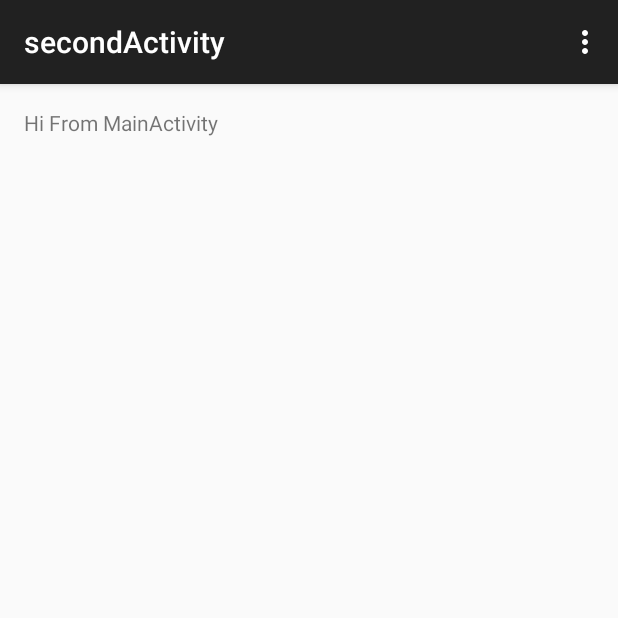
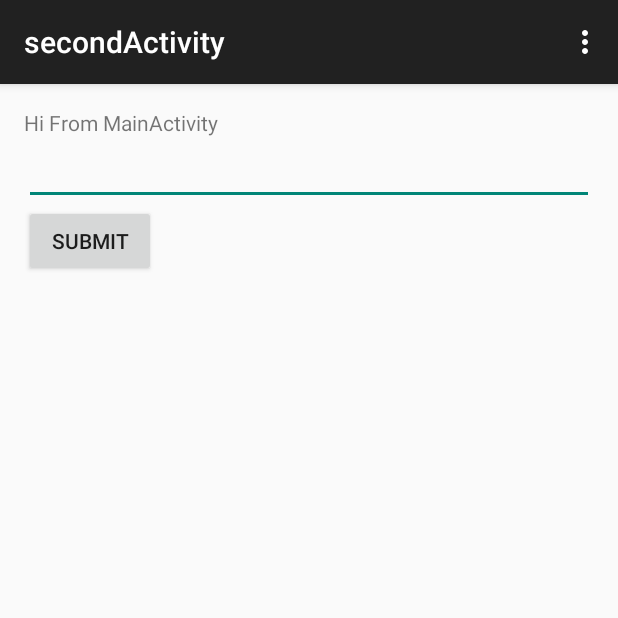
Before and after one commit to VinodAkkepalli/AndroidStudioProjects, an Android app: the screen it shows after launch (secondActivity), after a tap on "CLICKME", on a phone screen of 412 x 824 dp, the top half of it. Run offline under Robolectric (Android 15) with nearby library versions, the phone set to English and light mode, and no system bars.

Commit message:
AppPracticeProject commit

```diff
--- a/AppPractice/app/src/main/java/com/practice/shining/apppractice/MainActivity.java
+++ b/AppPractice/app/src/main/java/com/practice/shining/apppractice/MainActivity.java
@@ -7,16 +7,20 @@ import android.view.Menu;
 import android.view.MenuItem;
 import android.view.View;
 import android.widget.Button;
+import android.widget.TextView;
 
 
 public class MainActivity extends ActionBarActivity {
 
     final int SECOND_ACTIVITY_REQUEST_CODE = 2;
+    TextView text1;
 
     @Override
     protected void onCreate(Bundle savedInstanceState) {
         super.onCreate(savedInstanceState);
         setContentView(R.layout.activity_main);
+
+        text1=(TextView)findViewById(R.id.text1);
 
         Button button1 = (Button) findViewById(R.id.button1);
         button1.setOnClickListener(new View.OnClickListener() {
@@ -24,13 +28,22 @@ public class MainActivity extends ActionBarActivity {
             public void onClick(View v) {
                 Intent intent1 = new Intent(getApplicationContext(),secondActivity.class);
                 intent1.putExtra("mainactivity_message", "Hi From MainActivity");
-                //startActivityForResult(intent1,SECOND_ACTIVITY_REQUEST_CODE, extra1);
-                startActivity(intent1);
+                startActivityForResult(intent1,SECOND_ACTIVITY_REQUEST_CODE);
+                //startActivity(intent1);
             }
         });
 
     }
 
+    @Override
+    protected void onActivityResult(int requestCode, int resultCode, Intent data) {
+        super.onActivityResult(requestCode, resultCode, data);
+
+        if(requestCode == SECOND_ACTIVITY_REQUEST_CODE){
+           text1.setText(data.getStringExtra("TYPED_MESSAGE"));
+        }
+
+    }
 
     @Override
     public boolean onCreateOptionsMenu(Menu menu) {
--- a/AppPractice/app/src/main/java/com/practice/shining/apppractice/secondActivity.java
+++ b/AppPractice/app/src/main/java/com/practice/shining/apppractice/secondActivity.java
@@ -1,10 +1,13 @@
 package com.practice.shining.apppractice;
 
 import android.content.Intent;
+import android.os.Bundle;
 import android.support.v7.app.ActionBarActivity;
-import android.os.Bundle;
 import android.view.Menu;
 import android.view.MenuItem;
+import android.view.View;
+import android.widget.Button;
+import android.widget.EditText;
 import android.widget.TextView;
 
 
@@ -15,10 +18,20 @@ public class secondActivity extends ActionBarActivity {
         super.onCreate(savedInstanceState);
         setContentView(R.layout.activity_second);
 
+        TextView textView = (TextView) findViewById(R.id.text1);
+        textView.setText((CharSequence) getIntent().getStringExtra("mainactivity_message"));
 
-
-        TextView textView = (TextView) findViewById(R.id.text1);
-        textView.setText((CharSequence) getIntent().getSerializableExtra("mainactivity_message"));
+        Button submit = (Button)findViewById(R.id.submit);
+        submit.setOnClickListener(new View.OnClickListener() {
+            @Override
+            public void onClick(View v) {
+                Intent intent = new Intent();
+                intent.putExtra("TYPED_MESSAGE",((EditText)findViewById(R.id.edittext1)).getText().toString());
+                int SECOND_ACTIVITY_REQUEST_CODE = 2 ;
+                setResult(SECOND_ACTIVITY_REQUEST_CODE,intent);
+                finish();
+            }
+        });
     }
 
 
--- a/AppPractice/app/src/main/res/layout/activity_second.xml
+++ b/AppPractice/app/src/main/res/layout/activity_second.xml
@@ -1,5 +1,7 @@
-<RelativeLayout xmlns:android="http://schemas.android.com/apk/res/android"
-    xmlns:tools="http://schemas.android.com/tools" android:layout_width="match_parent"
+<LinearLayout xmlns:android="http://schemas.android.com/apk/res/android"
+    xmlns:tools="http://schemas.android.com/tools"
+    android:layout_width="match_parent"
+    android:orientation="vertical"
     android:layout_height="match_parent" android:paddingLeft="@dimen/activity_horizontal_margin"
     android:paddingRight="@dimen/activity_horizontal_margin"
     android:paddingTop="@dimen/activity_vertical_margin"
@@ -12,4 +14,15 @@
         android:layout_width="wrap_content"
         android:layout_height="wrap_content" />
 
-</RelativeLayout>
+    <EditText
+        android:id="@+id/edittext1"
+        android:layout_width="fill_parent"
+        android:layout_height="wrap_content" />
+
+    <Button
+        android:id="@+id/submit"
+        android:text="Submit"
+        android:layout_width="wrap_content"
+        android:layout_height="wrap_content" />
+
+</LinearLayout>
```
Also changed, not shown: AppPractice/app/src/main/res/layout/activity_main.xml (+7 -2 lines), 2 other files.
